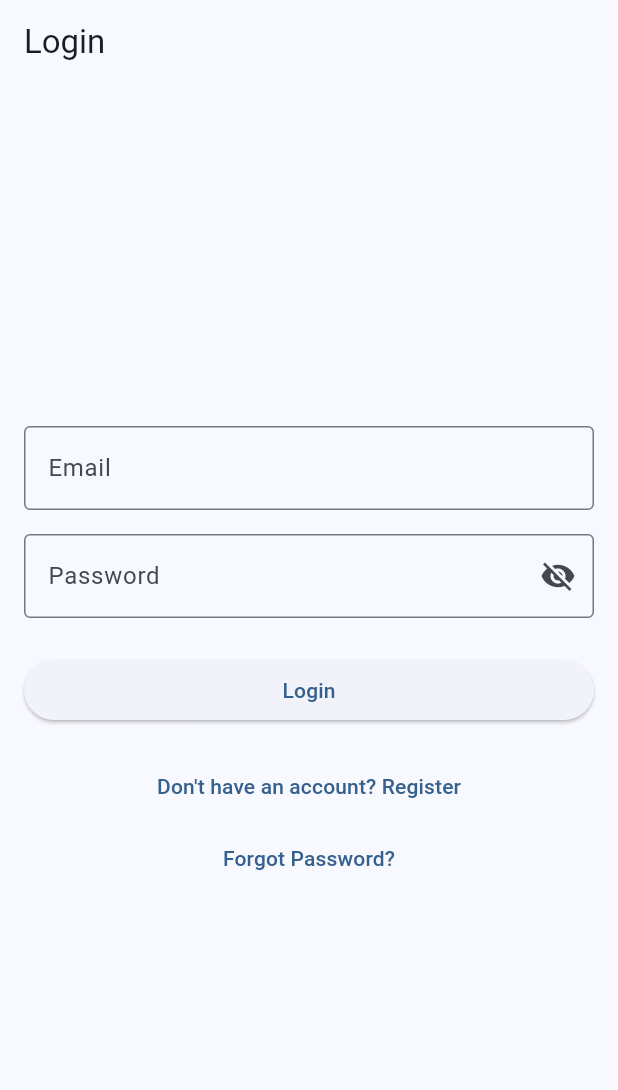
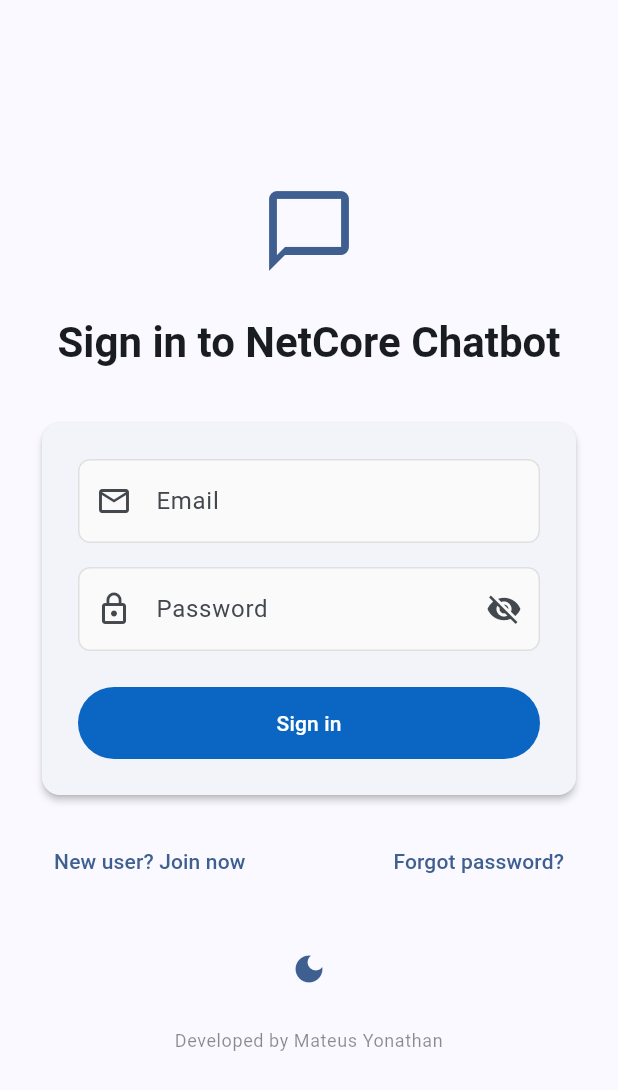
Before and after one commit to myonathanlinkedin/flutter_netcore_chatbot, a Flutter app: the screen it shows after launch, on a phone screen of 412 x 824 dp. Shown: the top 1090 px of the screen. Run offline on Flutter 3.47's test engine with Material 3 defaults, Android fonts, the light colour scheme and no system bars; our stand-ins replace dio, flutter_bloc, freezed_annotation, shared_preferences; generated files the repository leaves out were written again.

Commit message:
Fix layout

```diff
--- a/lib/blocs/chat/chat_event.dart
+++ b/lib/blocs/chat/chat_event.dart
@@ -5,6 +5,4 @@
 @freezed
 class ChatEvent with _$ChatEvent {
   const factory ChatEvent.sendMessage(String message) = SendMessage;
-  const factory ChatEvent.loadHistory() = LoadHistory;
-  const factory ChatEvent.clearChat() = ClearChat;
 }
--- a/lib/data/models/auth/auth_response.dart
+++ b/lib/data/models/auth/auth_response.dart
@@ -7,10 +7,11 @@
 @freezed
 class AuthResponse with _$AuthResponse {
   const factory AuthResponse({
-    required bool success,
-    required String message,
+    @JsonKey(name: 'accessToken') required String token,
+    required String refreshToken,
+    bool? success,
+    String? message,
     User? user,
-    String? token,
   }) = _AuthResponse;
 
   factory AuthResponse.fromJson(Map<String, dynamic> json) =>
@@ -22,7 +23,6 @@
   const factory ErrorResponse({
     required bool success,
     required String message,
-    Map<String, List<String>>? errors,
   }) = _ErrorResponse;
 
   factory ErrorResponse.fromJson(Map<String, dynamic> json) =>
--- a/lib/data/models/chat/chat_message.dart
+++ b/lib/data/models/chat/chat_message.dart
@@ -6,11 +6,9 @@
 @freezed
 class ChatMessage with _$ChatMessage {
   const factory ChatMessage({
-    required String id,
     required String text,
     required bool isUser,
     required DateTime timestamp,
-    String? model,
   }) = _ChatMessage;
 
   factory ChatMessage.fromJson(Map<String, dynamic> json) =>
--- a/lib/main.dart
+++ b/lib/main.dart
@@ -1,56 +1,81 @@
 import 'package:flutter/material.dart';
 import 'package:flutter_bloc/flutter_bloc.dart';
+import 'package:provider/provider.dart';
 import 'package:shared_preferences/shared_preferences.dart';
 import 'blocs/auth/auth_bloc.dart';
+import 'blocs/auth/auth_event.dart';
 import 'blocs/auth/auth_state.dart';
+import 'blocs/chat/chat_bloc.dart';
 import 'screens/auth/login_screen.dart';
 import 'screens/auth/register_screen.dart';
 import 'screens/auth/reset_password_screen.dart';
 import 'screens/auth/change_password_screen.dart';
+import 'screens/chat/chat_screen.dart';
 import 'services/auth_service.dart';
+import 'services/chatbot_service.dart';
+import 'theme/app_theme.dart';
 
 void main() async {
   WidgetsFlutterBinding.ensureInitialized();
   final prefs = await SharedPreferences.getInstance();
   final authService = AuthService();
+  final chatbotService = ChatbotService();
+  final appTheme = AppTheme(prefs: prefs);
 
   runApp(MyApp(
     prefs: prefs,
     authService: authService,
+    chatbotService: chatbotService,
+    appTheme: appTheme,
   ));
 }
 
 class MyApp extends StatelessWidget {
   final SharedPreferences prefs;
   final AuthService authService;
+  final ChatbotService chatbotService;
+  final AppTheme appTheme;
 
   const MyApp({
     super.key,
     required this.prefs,
     required this.authService,
+    required this.chatbotService,
+    required this.appTheme,
   });
 
   @override
   Widget build(BuildContext context) {
-    return MultiBlocProvider(
+    return MultiProvider(
       providers: [
+        ChangeNotifierProvider.value(value: appTheme),
         BlocProvider(
           create: (context) => AuthBloc(
             authService: authService,
             prefs: prefs,
           ),
         ),
+        BlocProvider(
+          create: (context) {
+            final authState = context.read<AuthBloc>().state;
+            return ChatBloc(
+              chatbotService: chatbotService,
+              token: authState.token ?? '',
+            );
+          },
+        ),
       ],
-      child: MaterialApp(
+      child: Consumer<AppTheme>(
+        builder: (context, theme, _) {
+          return MaterialApp(
             title: 'Flutter NetCore Chatbot',
-        theme: ThemeData(
-          colorScheme: ColorScheme.fromSeed(seedColor: Colors.blue),
-          useMaterial3: true,
-        ),
+            theme: AppTheme.lightTheme,
+            darkTheme: AppTheme.darkTheme,
+            themeMode: theme.themeMode,
             home: BlocBuilder<AuthBloc, AuthState>(
               builder: (context, state) {
                 if (state.isAuthenticated) {
-              return const ChatbotHome();
+                  return const ChatScreen();
                 }
                 return const LoginScreen();
               },
@@ -59,6 +84,8 @@
               '/register': (context) => const RegisterScreen(),
               '/reset-password': (context) => const ResetPasswordScreen(),
               '/change-password': (context) => const ChangePasswordScreen(),
+            },
+          );
         },
       ),
     );
--- a/lib/screens/auth/login_screen.dart
+++ b/lib/screens/auth/login_screen.dart
@@ -4,6 +4,7 @@
 import '../../blocs/auth/auth_event.dart';
 import '../../blocs/auth/auth_state.dart';
 import '../../data/models/auth/auth_request.dart';
+import '../../theme/app_theme.dart';
 
 class LoginScreen extends StatefulWidget {
   const LoginScreen({super.key});
@@ -40,25 +41,54 @@
 
   @override
   Widget build(BuildContext context) {
+    final theme = Theme.of(context);
+    final isDark = theme.brightness == Brightness.dark;
+
     return Scaffold(
-      appBar: AppBar(
-        title: const Text('Login'),
-      ),
       body: BlocConsumer<AuthBloc, AuthState>(
         listener: (context, state) {
           if (state.error != null) {
             ScaffoldMessenger.of(context).showSnackBar(
-              SnackBar(content: Text(state.error!)),
+              SnackBar(
+                content: Text(state.error!),
+                backgroundColor: Colors.red,
+              ),
             );
           }
         },
         builder: (context, state) {
-          return Padding(
-            padding: const EdgeInsets.all(16.0),
+          return Center(
+            child: SingleChildScrollView(
+              child: Padding(
+                padding: const EdgeInsets.all(24.0),
+                child: Column(
+                  mainAxisAlignment: MainAxisAlignment.center,
+                  crossAxisAlignment: CrossAxisAlignment.stretch,
+                  children: [
+                    // Logo and Title
+                    Icon(
+                      Icons.chat_bubble_outline,
+                      size: 64,
+                      color: theme.colorScheme.primary,
+                    ),
+                    const SizedBox(height: 24),
+                    Text(
+                      'Sign in to NetCore Chatbot',
+                      style: theme.textTheme.headlineMedium?.copyWith(
+                        fontWeight: FontWeight.bold,
+                        color: theme.colorScheme.onBackground,
+                      ),
+                      textAlign: TextAlign.center,
+                    ),
+                    const SizedBox(height: 32),
+                    // Login Form
+                    Card(
+                      elevation: isDark ? 4 : 2,
+                      child: Padding(
+                        padding: const EdgeInsets.all(24.0),
                         child: Form(
                           key: _formKey,
                           child: Column(
-                mainAxisAlignment: MainAxisAlignment.center,
                             crossAxisAlignment: CrossAxisAlignment.stretch,
                             children: [
                               TextFormField(
@@ -66,7 +96,7 @@
                                 keyboardType: TextInputType.emailAddress,
                                 decoration: const InputDecoration(
                                   labelText: 'Email',
-                      border: OutlineInputBorder(),
+                                  prefixIcon: Icon(Icons.email_outlined),
                                 ),
                                 validator: (value) {
                                   if (value == null || value.isEmpty) {
@@ -84,7 +114,7 @@
                                 obscureText: _obscurePassword,
                                 decoration: InputDecoration(
                                   labelText: 'Password',
-                      border: const OutlineInputBorder(),
+                                  prefixIcon: const Icon(Icons.lock_outline),
                                   suffixIcon: IconButton(
                                     icon: Icon(
                                       _obscurePassword
@@ -109,32 +139,68 @@
                                 },
                               ),
                               const SizedBox(height: 24),
-                  ElevatedButton(
+                              SizedBox(
+                                height: 48,
+                                child: ElevatedButton(
                                   onPressed: state.isLoading ? null : _onLoginPressed,
                                   child: state.isLoading
                                       ? const SizedBox(
-                            height: 20,
-                            width: 20,
-                            child: CircularProgressIndicator(
-                              strokeWidth: 2,
+                                          height: 24,
+                                          width: 24,
+                                          child: CircularProgressIndicator(),
+                                        )
+                                      : const Text('Sign in'),
                                 ),
-                          )
-                        : const Text('Login'),
+                              ),
+                            ],
+                          ),
+                        ),
+                      ),
                     ),
                     const SizedBox(height: 16),
+                    // Additional Options
+                    Row(
+                      mainAxisAlignment: MainAxisAlignment.spaceBetween,
+                      children: [
                         TextButton(
                           onPressed: () {
                             Navigator.pushNamed(context, '/register');
                           },
-                    child: const Text('Don\'t have an account? Register'),
+                          child: const Text('New user? Join now'),
                         ),
                         TextButton(
                           onPressed: () {
                             Navigator.pushNamed(context, '/reset-password');
                           },
-                    child: const Text('Forgot Password?'),
+                          child: const Text('Forgot password?'),
                         ),
                       ],
+                    ),
+                    const SizedBox(height: 24),
+                    // Theme Toggle
+                    Center(
+                      child: IconButton(
+                        icon: Icon(
+                          isDark ? Icons.light_mode : Icons.dark_mode,
+                          color: theme.colorScheme.primary,
+                        ),
+                        onPressed: () {
+                          final appTheme = context.read<AppTheme>();
+                          appTheme.toggleTheme();
+                        },
+                      ),
+                    ),
+                    const SizedBox(height: 16),
+                    // Developer Credit
+                    Text(
+                      'Developed by Mateus Yonathan',
+                      style: theme.textTheme.bodySmall?.copyWith(
+                        color: theme.colorScheme.onBackground.withOpacity(0.5),
+                      ),
+                      textAlign: TextAlign.center,
+                    ),
+                  ],
+                ),
               ),
             ),
           );
--- a/lib/services/auth_service.dart
+++ b/lib/services/auth_service.dart
@@ -15,7 +15,7 @@
 
   Future<AuthResponse> login(LoginRequest request) async {
     try {
-      final response = await _dio.post('/auth/login', data: request.toJson());
+      final response = await _dio.post('/Identity/Login/loginAsync', data: request.toJson());
       return AuthResponse.fromJson(response.data);
     } on DioException catch (e) {
       if (e.response?.data != null) {
@@ -27,7 +27,7 @@
 
   Future<AuthResponse> register(RegisterRequest request) async {
     try {
-      final response = await _dio.post('/auth/register', data: request.toJson());
+      final response = await _dio.post('/Identity/Register/registerAsync', data: request.toJson());
       return AuthResponse.fromJson(response.data);
     } on DioException catch (e) {
       if (e.response?.data != null) {
@@ -39,7 +39,7 @@
 
   Future<AuthResponse> resetPassword(ResetPasswordRequest request) async {
     try {
-      final response = await _dio.post('/auth/reset-password', data: request.toJson());
+      final response = await _dio.post('/Identity/ResetPassword/resetPasswordAsync', data: request.toJson());
       return AuthResponse.fromJson(response.data);
     } on DioException catch (e) {
       if (e.response?.data != null) {
@@ -52,7 +52,7 @@
   Future<AuthResponse> changePassword(String token, ChangePasswordRequest request) async {
     try {
       _dio.options.headers['Authorization'] = 'Bearer $token';
-      final response = await _dio.post('/auth/change-password', data: request.toJson());
+      final response = await _dio.post('/Identity/ChangePassword/changePasswordAsync', data: request.toJson());
       return AuthResponse.fromJson(response.data);
     } on DioException catch (e) {
       if (e.response?.data != null) {
@@ -65,7 +65,7 @@
   Future<User> getCurrentUser(String token) async {
     try {
       _dio.options.headers['Authorization'] = 'Bearer $token';
-      final response = await _dio.get('/auth/me');
+      final response = await _dio.get('/Identity/User/getCurrentUserAsync');
       return User.fromJson(response.data);
     } on DioException catch (e) {
       if (e.response?.data != null) {
--- /dev/null
+++ b/lib/theme/app_theme.dart
@@ -0,0 +1,122 @@
+import 'package:flutter/material.dart';
+import 'package:shared_preferences/shared_preferences.dart';
+
+class AppTheme extends ChangeNotifier {
+  final SharedPreferences prefs;
+  static const String _themeKey = 'theme_mode';
+
+  AppTheme({required this.prefs}) {
+    _themeMode = ThemeMode.values[prefs.getInt(_themeKey) ?? ThemeMode.system.index];
+  }
+
+  ThemeMode _themeMode = ThemeMode.system;
+  ThemeMode get themeMode => _themeMode;
+
+  bool get isDarkMode => _themeMode == ThemeMode.dark;
+
+  void setThemeMode(ThemeMode mode) {
+    _themeMode = mode;
+    prefs.setInt(_themeKey, mode.index);
+    notifyListeners();
+  }
+
+  void toggleTheme() {
+    setThemeMode(isDarkMode ? ThemeMode.light : ThemeMode.dark);
+  }
+
+  static ThemeData get lightTheme {
+    return ThemeData(
+      useMaterial3: true,
+      colorScheme: ColorScheme.fromSeed(
+        seedColor: const Color(0xFF0A66C2), // LinkedIn blue
+        brightness: Brightness.light,
+      ),
+      appBarTheme: const AppBarTheme(
+        centerTitle: true,
+        elevation: 0,
+      ),
+      cardTheme: CardThemeData(
+        elevation: 2,
+        shape: RoundedRectangleBorder(
+          borderRadius: BorderRadius.circular(12),
+        ),
+      ),
+      inputDecorationTheme: InputDecorationTheme(
+        filled: true,
+        fillColor: Colors.grey[50],
+        border: OutlineInputBorder(
+          borderRadius: BorderRadius.circular(8),
+          borderSide: BorderSide(color: Colors.grey[300]!),
+        ),
+        enabledBorder: OutlineInputBorder(
+          borderRadius: BorderRadius.circular(8),
+          borderSide: BorderSide(color: Colors.grey[300]!),
+        ),
+        focusedBorder: OutlineInputBorder(
+          borderRadius: BorderRadius.circular(8),
+          borderSide: const BorderSide(color: Color(0xFF0A66C2)),
+        ),
+        contentPadding: const EdgeInsets.symmetric(horizontal: 16, vertical: 16),
+      ),
+      elevatedButtonTheme: ElevatedButtonThemeData(
+        style: ElevatedButton.styleFrom(
+          backgroundColor: const Color(0xFF0A66C2),
+          foregroundColor: Colors.white,
+          elevation: 0,
+          padding: const EdgeInsets.symmetric(horizontal: 24, vertical: 12),
+          shape: RoundedRectangleBorder(
+            borderRadius: BorderRadius.circular(24),
+          ),
+        ),
+      ),
+    );
+  }
+
+  static ThemeData get darkTheme {
+    return ThemeData(
+      useMaterial3: true,
+      colorScheme: ColorScheme.fromSeed(
+        seedColor: const Color(0xFF0A66C2),
+        brightness: Brightness.dark,
+      ),
+      appBarTheme: const AppBarTheme(
+        centerTitle: true,
+        elevation: 0,
+      ),
+      cardTheme: CardThemeData(
+        elevation: 4,
+        shape: RoundedRectangleBorder(
+          borderRadius: BorderRadius.circular(12),
+        ),
+      ),
+      inputDecorationTheme: InputDecorationTheme(
+        filled: true,
+        fillColor: Colors.grey[900],
+        border: OutlineInputBorder(
+          borderRadius: BorderRadius.circular(8),
+          borderSide: BorderSide(color: Colors.grey[700]!),
+        ),
+        enabledBorder: OutlineInputBorder(
+          borderRadius: BorderRadius.circular(8),
+          borderSide: BorderSide(color: Colors.grey[700]!),
+        ),
+        focusedBorder: OutlineInputBorder(
+          borderRadius: BorderRadius.circular(8),
+          borderSide: const BorderSide(color: Color(0xFF0A66C2)),
+        ),
+        contentPadding: const EdgeInsets.symmetric(horizontal: 16, vertical: 16),
+      ),
+      elevatedButtonTheme: ElevatedButtonThemeData(
+        style: ElevatedButton.styleFrom(
+          backgroundColor: const Color(0xFF0A66C2),
+          foregroundColor: Colors.white,
+          elevation: 0,
+          padding: const EdgeInsets.symmetric(horizontal: 24, vertical: 12),
+          shape: RoundedRectangleBorder(
+            borderRadius: BorderRadius.circular(24),
+          ),
+        ),
+      ),
+    );
+  }
+}
--- a/pubspec.yaml
+++ b/pubspec.yaml
@@ -47,6 +47,7 @@
   shared_preferences: ^2.2.1
   # Utilities
   equatable: ^2.0.5
+  provider: ^6.0.5
 
 dev_dependencies:
   flutter_test:
```
Also changed, not shown: lib/blocs/auth/auth_bloc.dart (+15 -18 lines), lib/blocs/chat/chat_bloc.dart (+8 -43 lines), lib/screens/chat/chat_screen.dart (+0 -51 lines), lib/services/chatbot_service.dart (+2 -24 lines), pubspec.lock. Lines whose indentation alone changed are shown as unchanged.
